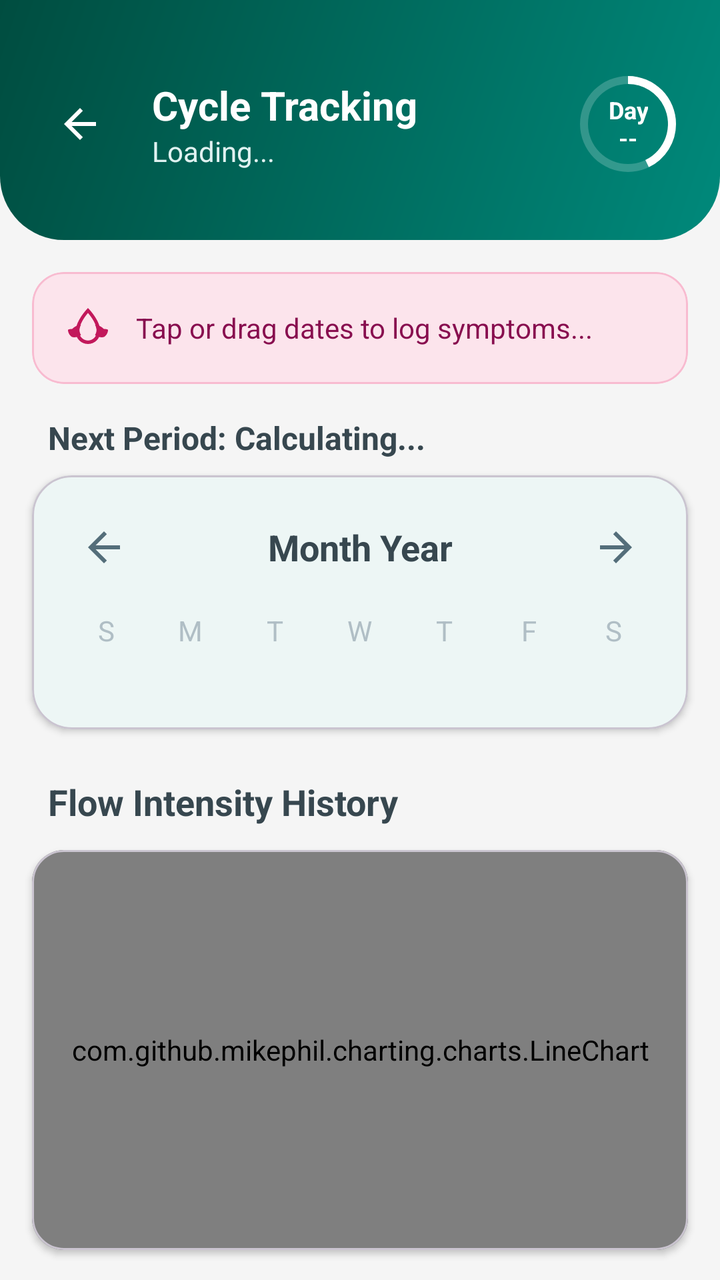
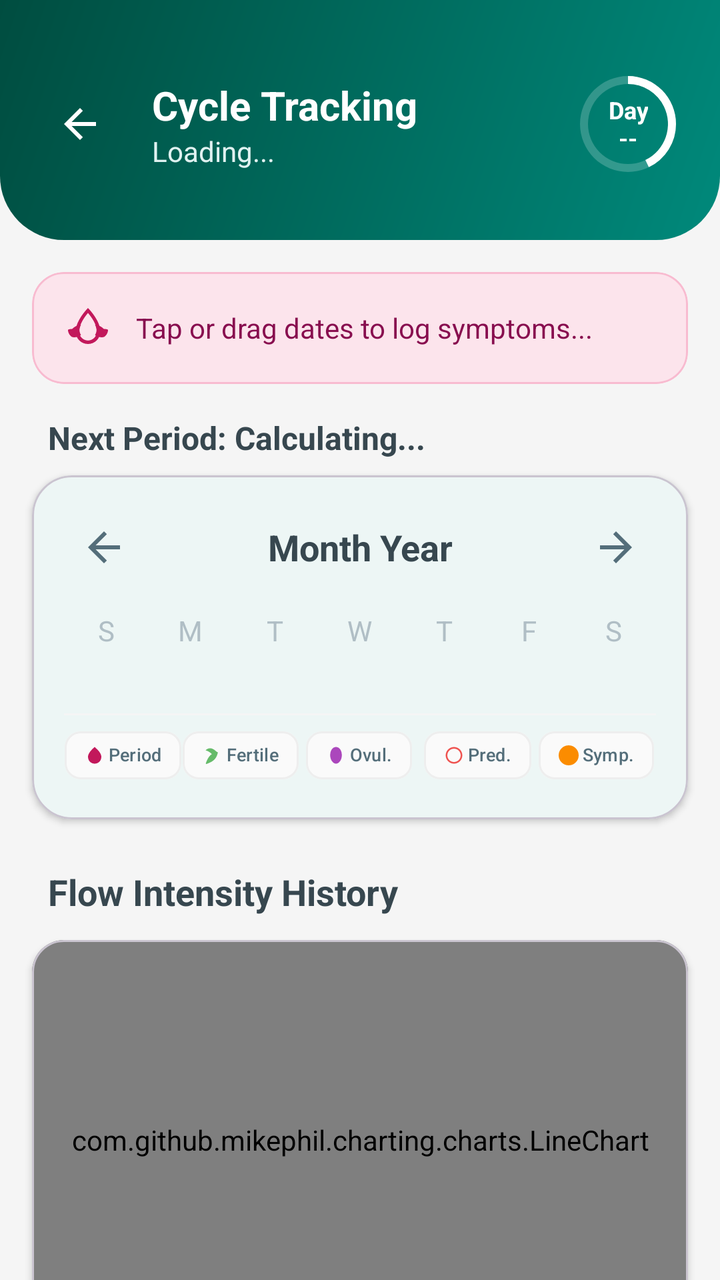

The first picture is an Android layout as it rendered before a commit; the second is the same layout after the commit. The layout source and the unified diff follow.
<!-- AndroidManifest.xml: application theme Theme.VitalFlow -->
<!-- res/layout/fragment_period.xml -->
<?xml version="1.0" encoding="utf-8"?>
<androidx.constraintlayout.widget.ConstraintLayout xmlns:android="http://schemas.android.com/apk/res/android"
    xmlns:app="http://schemas.android.com/apk/res-auto"
    android:layout_width="match_parent"
    android:layout_height="match_parent"
    android:background="#F5F5F5">

    <View
        android:id="@+id/headerBg"
        android:layout_width="match_parent"
        android:layout_height="120dp"
        android:background="@drawable/bg_header_gradient"
        app:layout_constraintTop_toTopOf="parent" />

    <LinearLayout
        android:id="@+id/headerContent"
        android:layout_width="match_parent"
        android:layout_height="wrap_content"
        android:layout_marginTop="32dp"
        android:gravity="center_vertical"
        android:orientation="horizontal"
        android:paddingHorizontal="16dp"
        app:layout_constraintTop_toTopOf="parent">

        <ImageView
            android:id="@+id/btnBack"
            android:layout_width="48dp"
            android:layout_height="48dp"
            android:background="?attr/selectableItemBackgroundBorderless"
            android:padding="12dp"
            android:src="@drawable/ic_arrow_back"
            app:tint="#FFFFFF" />

        <LinearLayout
            android:layout_width="0dp"
            android:layout_height="wrap_content"
            android:layout_weight="1"
            android:orientation="vertical"
            android:paddingStart="12dp">

            <TextView
                android:layout_width="wrap_content"
                android:layout_height="wrap_content"
                android:text="Cycle Tracking"
                android:textColor="#FFFFFF"
                android:textSize="20sp"
                android:textStyle="bold" />

            <TextView
                android:id="@+id/tvCycleStatus"
                android:layout_width="wrap_content"
                android:layout_height="wrap_content"
                android:text="Loading..."
                android:textColor="#E0F2F1"
                android:textSize="14sp" />
        </LinearLayout>

        <FrameLayout
            android:layout_width="60dp"
            android:layout_height="60dp">

            <ProgressBar
                android:id="@+id/progressCycle"
                style="?android:attr/progressBarStyleHorizontal"
                android:layout_width="match_parent"
                android:layout_height="match_parent"
                android:indeterminate="false"
                android:max="28"
                android:progress="12"
                android:progressDrawable="@drawable/circular_progress" />

            <TextView
                android:id="@+id/tvDayCount"
                android:layout_width="wrap_content"
                android:layout_height="wrap_content"
                android:layout_gravity="center"
                android:text="Day\n--"
                android:gravity="center"
                android:textColor="#FFFFFF"
                android:textSize="12sp"
                android:textStyle="bold" />
        </FrameLayout>

    </LinearLayout>

    <androidx.core.widget.NestedScrollView
        android:layout_width="match_parent"
        android:layout_height="0dp"
        android:layout_marginTop="16dp"
        android:fillViewport="true"
        app:layout_constraintBottom_toBottomOf="parent"
        app:layout_constraintTop_toBottomOf="@id/headerBg">

        <LinearLayout
            android:layout_width="match_parent"
            android:layout_height="wrap_content"
            android:orientation="vertical"
            android:paddingBottom="80dp">

            <com.google.android.material.card.MaterialCardView
                android:id="@+id/cardAiInsight"
                android:layout_width="match_parent"
                android:layout_height="wrap_content"
                android:layout_marginHorizontal="16dp"
                android:layout_marginBottom="16dp"
                app:cardBackgroundColor="#FCE4EC"
                app:cardCornerRadius="16dp"
                app:cardElevation="0dp"
                app:strokeColor="#F8BBD0"
                app:strokeWidth="1dp">

                <LinearLayout
                    android:layout_width="match_parent"
                    android:layout_height="wrap_content"
                    android:gravity="center_vertical"
                    android:orientation="horizontal"
                    android:padding="16dp">

                    <ImageView
                        android:layout_width="24dp"
                        android:layout_height="24dp"
                        android:src="@drawable/ic_period"
                        app:tint="#C2185B" />

                    <TextView
                        android:id="@+id/tvAiText"
                        android:layout_width="wrap_content"
                        android:layout_height="wrap_content"
                        android:layout_marginStart="12dp"
                        android:lineSpacingExtra="2dp"
                        android:text="Tap or drag dates to log symptoms..."
                        android:textColor="#880E4F"
                        android:textSize="14sp" />
                </LinearLayout>
            </com.google.android.material.card.MaterialCardView>

            <TextView
                android:id="@+id/tvPrediction"
                android:layout_width="match_parent"
                android:layout_height="wrap_content"
                android:layout_marginHorizontal="24dp"
                android:layout_marginBottom="8dp"
                android:text="Next Period: Calculating..."
                android:textColor="#37474F"
                android:textSize="16sp"
                android:textStyle="bold" />

            <com.google.android.material.card.MaterialCardView
                android:layout_width="match_parent"
                android:layout_height="wrap_content"
                android:layout_marginHorizontal="16dp"
                app:cardBackgroundColor="#FFFFFF"
                app:cardCornerRadius="20dp"
                app:cardElevation="2dp">

                <LinearLayout
                    android:layout_width="match_parent"
                    android:layout_height="wrap_content"
                    android:orientation="vertical"
                    android:padding="16dp">

                    <LinearLayout
                        android:layout_width="match_parent"
                        android:layout_height="wrap_content"
                        android:layout_marginBottom="12dp"
                        android:gravity="center_vertical"
                        android:orientation="horizontal">

                        <ImageButton
                            android:id="@+id/btnPrevMonth"
                            android:layout_width="40dp"
                            android:layout_height="40dp"
                            android:background="?attr/selectableItemBackgroundBorderless"
                            android:src="@drawable/ic_arrow_back"
                            app:tint="#546E7A" />

                        <TextView
                            android:id="@+id/tvMonthName"
                            android:layout_width="0dp"
                            android:layout_height="wrap_content"
                            android:layout_weight="1"
                            android:gravity="center"
                            android:text="Month Year"
                            android:textColor="#37474F"
                            android:textSize="18sp"
                            android:textStyle="bold" />

                        <ImageButton
                            android:id="@+id/btnNextMonth"
                            android:layout_width="40dp"
                            android:layout_height="40dp"
                            android:background="?attr/selectableItemBackgroundBorderless"
                            android:src="@drawable/ic_arrow_forward"
                            app:tint="#546E7A" />
                    </LinearLayout>

                    <LinearLayout
                        android:layout_width="match_parent"
                        android:layout_height="wrap_content"
                        android:layout_marginBottom="8dp"
                        android:orientation="horizontal"
                        android:weightSum="7">

                        <TextView
                            android:layout_width="0dp"
                            android:layout_weight="1"
                            android:layout_height="wrap_content"
                            android:gravity="center"
                            android:text="S"
                            android:textColor="#B0BEC5" />

                        <TextView
                            android:layout_width="0dp"
                            android:layout_weight="1"
                            android:layout_height="wrap_content"
                            android:gravity="center"
                            android:text="M"
                            android:textColor="#B0BEC5" />

                        <TextView
                            android:layout_width="0dp"
                            android:layout_weight="1"
                            android:layout_height="wrap_content"
                            android:gravity="center"
                            android:text="T"
                            android:textColor="#B0BEC5" />

                        <TextView
                            android:layout_width="0dp"
                            android:layout_weight="1"
                            android:layout_height="wrap_content"
                            android:gravity="center"
                            android:text="W"
                            android:textColor="#B0BEC5" />

                        <TextView
                            android:layout_width="0dp"
                            android:layout_weight="1"
                            android:layout_height="wrap_content"
                            android:gravity="center"
                            android:text="T"
                            android:textColor="#B0BEC5" />

                        <TextView
                            android:layout_width="0dp"
                            android:layout_weight="1"
                            android:layout_height="wrap_content"
                            android:gravity="center"
                            android:text="F"
                            android:textColor="#B0BEC5" />

                        <TextView
                            android:layout_width="0dp"
                            android:layout_weight="1"
                            android:layout_height="wrap_content"
                            android:gravity="center"
                            android:text="S"
                            android:textColor="#B0BEC5" />
                    </LinearLayout>

                    <androidx.recyclerview.widget.RecyclerView
                        android:id="@+id/recyclerCalendar"
                        android:layout_width="match_parent"
                        android:layout_height="wrap_content"
                        android:layout_marginTop="8dp"
                        android:overScrollMode="never"
                        android:clipToPadding="false"
                        android:paddingBottom="8dp" />
                </LinearLayout>
            </com.google.android.material.card.MaterialCardView>

            <TextView
                android:layout_width="wrap_content"
                android:layout_height="wrap_content"
                android:layout_marginStart="24dp"
                android:layout_marginTop="24dp"
                android:text="Flow Intensity History"
                android:textColor="#37474F"
                android:textSize="18sp"
                android:textStyle="bold" />

            <com.google.android.material.card.MaterialCardView
                android:layout_width="match_parent"
                android:layout_height="wrap_content"
                android:layout_marginHorizontal="16dp"
                android:layout_marginTop="12dp"
                app:cardBackgroundColor="#FFFFFF"
                app:cardCornerRadius="16dp"
                app:cardElevation="2dp">

                <com.github.mikephil.charting.charts.LineChart
                    android:id="@+id/chartCycle"
                    android:layout_width="match_parent"
                    android:layout_height="200dp"
                    android:padding="16dp" />
            </com.google.android.material.card.MaterialCardView>

            <TextView
                android:id="@+id/tvHistoryTitleCycle"
                android:layout_width="wrap_content"
                android:layout_height="wrap_content"
                android:layout_marginStart="24dp"
                android:layout_marginTop="24dp"
                android:text="Previous Cycles"
                android:textColor="#37474F"
                android:textSize="18sp"
                android:textStyle="bold" />

            <androidx.recyclerview.widget.RecyclerView
                android:id="@+id/recyclerHistory"
                android:layout_width="match_parent"
                android:layout_height="wrap_content"
                android:layout_marginHorizontal="12dp"
                android:layout_marginTop="8dp"
                android:nestedScrollingEnabled="false" />

            <TextView
                android:layout_width="wrap_content"
                android:layout_height="wrap_content"
                android:layout_marginStart="24dp"
                android:layout_marginTop="24dp"
                android:text="Symptom Trends"
                android:textColor="#37474F"
                android:textSize="18sp"
                android:textStyle="bold" />

            <com.google.android.material.card.MaterialCardView
                android:layout_width="match_parent"
                android:layout_height="wrap_content"
                android:layout_marginHorizontal="16dp"
                android:layout_marginTop="12dp"
                android:layout_marginBottom="32dp"
                app:cardBackgroundColor="#FFFFFF"
                app:cardCornerRadius="16dp"
                app:cardElevation="2dp">

                <LinearLayout
                    android:layout_width="match_parent"
                    android:layout_height="wrap_content"
                    android:orientation="vertical"
                    android:padding="16dp">

                    <TextView
                        android:layout_width="wrap_content"
                        android:layout_height="wrap_content"
                        android:text="Most Frequent Symptoms"
                        android:textColor="#90A4AE"
                        android:textSize="12sp"
                        android:layout_marginBottom="12dp" />

                    <com.google.android.material.chip.ChipGroup
                        android:id="@+id/chipGroupSymptoms"
                        android:layout_width="match_parent"
                        android:layout_height="wrap_content"
                        app:chipSpacing="8dp" />
                </LinearLayout>
            </com.google.android.material.card.MaterialCardView>
        </LinearLayout>
    </androidx.core.widget.NestedScrollView>
</androidx.constraintlayout.widget.ConstraintLayout>
<!-- resources referenced by this layout -->
<resources>
  <!-- drawable bg_header_gradient (drawable) -->
  <?xml version="1.0" encoding="utf-8"?>
  <shape xmlns:android="http://schemas.android.com/apk/res/android">
      <gradient
          android:angle="135"
          android:endColor="#004D40"
          android:startColor="#00897B" />
      <corners
          android:bottomLeftRadius="32dp"
          android:bottomRightRadius="32dp" />
  </shape>
  <!-- drawable ic_arrow_forward (drawable) -->
  <vector xmlns:android="http://schemas.android.com/apk/res/android"
      android:width="24dp"
      android:height="24dp"
      android:viewportWidth="24"
      android:viewportHeight="24"
      android:tint="?attr/colorControlNormal">
      <path android:fillColor="#000000" android:pathData="M12,4l-1.41,1.41L16.17,11H4v2h12.17l-5.58,5.59L12,20l8,-8z"/>
  </vector>
  <style name="Theme.VitalFlow" parent="Base.Theme.VitalFlow" />
  <color name="primary">#00897B</color>
  <color name="primary_dark">#00584D</color>
  <color name="white">#FFFFFFFF</color>
  <color name="secondary">#FF8A65</color>
  <color name="secondary_dark">#C75B39</color>
  <color name="black">#FF000000</color>
  <color name="background_light">#F5F7FA</color>
  <color name="surface_light">#FFFFFF</color>
  <color name="text_primary_light">#1F2937</color>
  <color name="text_secondary_light">#6B7280</color>
  <!-- unchanged entries left out for length: 4 -->
</resources>

<!-- the commit's change to res/layout/fragment_period.xml (unified diff, before → after) -->
@@ -1,6 +1,7 @@
 <?xml version="1.0" encoding="utf-8"?>
 <androidx.constraintlayout.widget.ConstraintLayout xmlns:android="http://schemas.android.com/apk/res/android"
     xmlns:app="http://schemas.android.com/apk/res-auto"
+    xmlns:tools="http://schemas.android.com/tools"
     android:layout_width="match_parent"
     android:layout_height="match_parent"
     android:background="#F5F5F5">
@@ -27,6 +28,7 @@
             android:layout_width="48dp"
             android:layout_height="48dp"
             android:background="?attr/selectableItemBackgroundBorderless"
+            android:contentDescription="back button"
             android:padding="12dp"
             android:src="@drawable/ic_arrow_back"
             app:tint="#FFFFFF" />
@@ -36,6 +38,7 @@
             android:layout_height="wrap_content"
             android:layout_weight="1"
             android:orientation="vertical"
+            android:paddingEnd="12dp"
             android:paddingStart="12dp">
 
             <TextView
@@ -109,29 +112,19 @@
                 app:strokeColor="#F8BBD0"
                 app:strokeWidth="1dp">
 
-                <LinearLayout
+                <TextView
+                    android:id="@+id/tvAiText"
                     android:layout_width="match_parent"
                     android:layout_height="wrap_content"
                     android:gravity="center_vertical"
-                    android:orientation="horizontal"
-                    android:padding="16dp">
-
-                    <ImageView
-                        android:layout_width="24dp"
-                        android:layout_height="24dp"
-                        android:src="@drawable/ic_period"
-                        app:tint="#C2185B" />
-
-                    <TextView
-                        android:id="@+id/tvAiText"
-                        android:layout_width="wrap_content"
-                        android:layout_height="wrap_content"
-                        android:layout_marginStart="12dp"
-                        android:lineSpacingExtra="2dp"
-                        android:text="Tap or drag dates to log symptoms..."
-                        android:textColor="#880E4F"
-                        android:textSize="14sp" />
-                </LinearLayout>
+                    android:padding="16dp"
+                    android:text="Tap or drag dates to log symptoms..."
+                    android:textColor="#880E4F"
+                    android:textSize="14sp"
+                    android:lineSpacingExtra="2dp"
+                    app:drawableStartCompat="@drawable/ic_period"
+                    app:drawableTint="#C2185B"
+                    android:drawablePadding="12dp" />
             </com.google.android.material.card.MaterialCardView>
 
             <TextView
@@ -171,8 +164,10 @@
                             android:layout_width="40dp"
                             android:layout_height="40dp"
                             android:background="?attr/selectableItemBackgroundBorderless"
+                            android:contentDescription="previous month"
                             android:src="@drawable/ic_arrow_back"
-                            app:tint="#546E7A" />
+                            app:tint="#546E7A"
+                            tools:ignore="TouchTargetSizeCheck" />
 
                         <TextView
                             android:id="@+id/tvMonthName"
@@ -190,8 +185,10 @@
                             android:layout_width="40dp"
                             android:layout_height="40dp"
                             android:background="?attr/selectableItemBackgroundBorderless"
+                            android:contentDescription="next month"
                             android:src="@drawable/ic_arrow_forward"
-                            app:tint="#546E7A" />
+                            app:tint="#546E7A"
+                            tools:ignore="TouchTargetSizeCheck" />
                     </LinearLayout>
 
                     <LinearLayout
@@ -263,9 +260,165 @@
                         android:layout_width="match_parent"
                         android:layout_height="wrap_content"
                         android:layout_marginTop="8dp"
+                        android:clipToPadding="false"
                         android:overScrollMode="never"
-                        android:clipToPadding="false"
                         android:paddingBottom="8dp" />
+
+                    <View
+                        android:layout_width="match_parent"
+                        android:layout_height="1dp"
+                        android:layout_marginVertical="8dp"
+                        android:background="#F5F5F5" />
+
+                    <LinearLayout
+                        android:layout_width="match_parent"
+                        android:layout_height="wrap_content"
+                        android:orientation="horizontal"
+                        android:paddingBottom="4dp"
+                        android:baselineAligned="false"
+                        android:weightSum="5">
+
+                        <FrameLayout
+                            android:layout_width="0dp"
+                            android:layout_height="wrap_content"
+                            android:layout_weight="1">
+
+                            <com.google.android.material.chip.Chip
+                                android:layout_width="wrap_content"
+                                android:layout_height="wrap_content"
+                                android:layout_gravity="center"
+                                android:clickable="false"
+                                android:focusable="false"
+                                android:text="Period"
+                                android:textColor="#546E7A"
+                                android:textSize="9sp"
+                                app:chipBackgroundColor="#FAFAFA"
+                                app:chipIcon="@drawable/ic_drop"
+                                app:chipIconSize="10dp"
+                                app:chipIconTint="#C2185B"
+                                app:chipMinHeight="24dp"
+                                app:chipStrokeColor="#EEEEEE"
+                                app:chipStrokeWidth="1dp"
+                                app:ensureMinTouchTargetSize="false"
+                                app:iconEndPadding="0dp"
+                                app:iconStartPadding="2dp"
+                                app:textEndPadding="2dp"
+                                app:textStartPadding="2dp" />
+                        </FrameLayout>
+
+                        <FrameLayout
+                            android:layout_width="0dp"
+                            android:layout_height="wrap_content"
+                            android:layout_weight="1">
+
+                            <com.google.android.material.chip.Chip
+                                android:layout_width="wrap_content"
+                                android:layout_height="wrap_content"
+                                android:layout_gravity="center"
+                                android:clickable="false"
+                                android:focusable="false"
+                                android:text="Fertile"
+                                android:textColor="#546E7A"
+                                android:textSize="9sp"
+                                app:chipBackgroundColor="#FAFAFA"
+                                app:chipIcon="@drawable/ic_leaf"
+                                app:chipIconSize="10dp"
+                                app:chipIconTint="#66BB6A"
+                                app:chipMinHeight="24dp"
+                                app:chipStrokeColor="#EEEEEE"
+                                app:chipStrokeWidth="1dp"
+                                app:ensureMinTouchTargetSize="false"
+                                app:iconEndPadding="0dp"
+                                app:iconStartPadding="2dp"
+                                app:textEndPadding="2dp"
+                                app:textStartPadding="2dp" />
+                        </FrameLayout>
+
+                        <FrameLayout
+                            android:layout_width="0dp"
+                            android:layout_height="wrap_content"
+                            android:layout_weight="1">
+
+                            <com.google.android.material.chip.Chip
+                                android:layout_width="wrap_content"
+                                android:layout_height="wrap_content"
+                                android:layout_gravity="center"
+                                android:clickable="false"
+                                android:focusable="false"
+                                android:text="Ovul."
+                                android:textColor="#546E7A"
+                                android:textSize="9sp"
+                                app:chipBackgroundColor="#FAFAFA"
+                                app:chipIcon="@drawable/ic_egg"
+                                app:chipIconSize="10dp"
+                                app:chipIconTint="#AB47BC"
+                                app:chipMinHeight="24dp"
+                                app:chipStrokeColor="#EEEEEE"
+                                app:chipStrokeWidth="1dp"
+                                app:ensureMinTouchTargetSize="false"
+                                app:iconEndPadding="0dp"
+                                app:iconStartPadding="2dp"
+                                app:textEndPadding="2dp"
+                                app:textStartPadding="2dp" />
+                        </FrameLayout>
+
+                        <FrameLayout
+                            android:layout_width="0dp"
+                            android:layout_height="wrap_content"
+                            android:layout_weight="1">
+
+                            <com.google.android.material.chip.Chip
+                                android:layout_width="wrap_content"
+                                android:layout_height="wrap_content"
+                                android:layout_gravity="center"
+                                android:clickable="false"
+                                android:focusable="false"
+                                android:text="Pred."
+                                android:textColor="#546E7A"
+                                android:textSize="9sp"
+                                app:chipBackgroundColor="#FAFAFA"
+                                app:chipIcon="@drawable/ic_ring"
+                                app:chipIconSize="10dp"
+                                app:chipIconTint="#EF5350"
+                                app:chipMinHeight="24dp"
+                                app:chipStrokeColor="#EEEEEE"
+                                app:chipStrokeWidth="1dp"
+                                app:ensureMinTouchTargetSize="false"
+                                app:iconEndPadding="0dp"
+                                app:iconStartPadding="2dp"
+                                app:textEndPadding="2dp"
+                                app:textStartPadding="2dp" />
+                        </FrameLayout>
+
+                        <FrameLayout
+                            android:layout_width="0dp"
+                            android:layout_height="wrap_content"
+                            android:layout_weight="1">
+
+                            <com.google.android.material.chip.Chip
+                                android:layout_width="wrap_content"
+                                android:layout_height="wrap_content"
+                                android:layout_gravity="center"
+                                android:clickable="false"
+                                android:focusable="false"
+                                android:text="Symp."
+                                android:textColor="#546E7A"
+                                android:textSize="9sp"
+                                app:chipBackgroundColor="#FAFAFA"
+                                app:chipIcon="@drawable/shape_circle_solid"
+                                app:chipIconSize="10dp"
+                                app:chipIconTint="#FB8C00"
+                                app:chipMinHeight="24dp"
+                                app:chipStrokeColor="#EEEEEE"
+                                app:chipStrokeWidth="1dp"
+                                app:ensureMinTouchTargetSize="false"
+                                app:iconEndPadding="0dp"
+                                app:iconStartPadding="2dp"
+                                app:textEndPadding="2dp"
+                                app:textStartPadding="2dp" />
+                        </FrameLayout>
+
+                    </LinearLayout>
                 </LinearLayout>
             </com.google.android.material.card.MaterialCardView>
 
@@ -357,4 +510,19 @@
             </com.google.android.material.card.MaterialCardView>
         </LinearLayout>
     </androidx.core.widget.NestedScrollView>
+
+    <com.google.android.material.floatingactionbutton.ExtendedFloatingActionButton
+        android:id="@+id/btnJumpToday"
+        android:layout_width="wrap_content"
+        android:layout_height="wrap_content"
+        android:layout_margin="16dp"
+        android:text="Today"
+        android:textColor="#00695C"
+        android:textStyle="bold"
+        app:backgroundTint="#E0F2F1"
+        app:icon="@drawable/ic_calendar_today"
+        app:iconTint="#00695C"
+        app:layout_constraintBottom_toBottomOf="parent"
+        app:layout_constraintEnd_toEndOf="parent"
+        android:visibility="gone" />
 </androidx.constraintlayout.widget.ConstraintLayout>
<!-- resource entries referenced after the edit -->
@@ -20,6 +20,67 @@
       android:tint="?attr/colorControlNormal">
       <path android:fillColor="#000000" android:pathData="M12,4l-1.41,1.41L16.17,11H4v2h12.17l-5.58,5.59L12,20l8,-8z"/>
   </vector>
+  <!-- drawable ic_calendar_today (drawable) -->
+  <vector xmlns:android="http://schemas.android.com/apk/res/android"
+      android:width="24dp"
+      android:height="24dp"
+      android:viewportWidth="24"
+      android:viewportHeight="24"
+      android:tint="?attr/colorControlNormal">
+      <path
+          android:fillColor="@android:color/white"
+          android:pathData="M20,3h-1V1h-2v2H7V1H5v2H4c-1.1,0 -2,0.9 -2,2v16c0,1.1 0.9,2 2,2h16c1.1,0 2,-0.9 2,-2V5C22,3.9 21.1,3 20,3zM20,21H4V8h16V21z"/>
+  </vector>
+  <!-- drawable ic_drop (drawable) -->
+  <vector xmlns:android="http://schemas.android.com/apk/res/android"
+      android:width="24dp"
+      android:height="24dp"
+      android:viewportWidth="24"
+      android:viewportHeight="24"
+      android:tint="#C2185B">
+      <path
+          android:fillColor="@android:color/white"
+          android:pathData="M12,2c-5.33,4.55 -8,8.48 -8,11.8c0,4.98 3.8,8.2 8,8.2s8,-3.22 8,-8.2C20,10.48 17.33,6.55 12,2z"/>
+  </vector>
+  <!-- drawable ic_egg (drawable) -->
+  <vector xmlns:android="http://schemas.android.com/apk/res/android"
+      android:width="24dp"
+      android:height="24dp"
+      android:viewportWidth="24"
+      android:viewportHeight="24"
+      android:tint="#AB47BC">
+      <path
+          android:fillColor="@android:color/white"
+          android:pathData="M12,2C8,2 5,6 5,12c0,5.5 3.5,10 7,10s7,-4.5 7,-10C19,6 16,2 12,2z"/>
+  </vector>
+  <!-- drawable ic_leaf (drawable) -->
+  <vector xmlns:android="http://schemas.android.com/apk/res/android"
+      android:width="24dp"
+      android:height="24dp"
+      android:viewportWidth="24"
+      android:viewportHeight="24"
+      android:tint="#66BB6A"> <path
+      android:fillColor="@android:color/white"
+      android:pathData="M17,8C8,10 5.9,16.17 3.82,21.34 3.57,21.95 4.19,22.56 4.8,22.31 9.97,20.24 16.14,18.14 18.14,9.14 18.35,8.19 17.84,7.81 17,8zM17,8V8c0,0 -4,-4.5 -8,-4.5 -3.5,0 -5.5,2.5 -5.5,2.5s4,1 7,4c2,2 5.5,2.5 5.5,2.5z"/>
+  </vector>
+  <!-- drawable ic_ring (drawable) -->
+  <vector xmlns:android="http://schemas.android.com/apk/res/android"
+      android:width="24dp"
+      android:height="24dp"
+      android:viewportWidth="24"
+      android:viewportHeight="24"
+      android:tint="#EF9A9A">
+      <path
+          android:fillColor="@android:color/white"
+          android:pathData="M12,2C6.48,2 2,6.48 2,12s4.48,10 10,10 10,-4.48 10,-10S17.52,2 12,2zM12,20c-4.41,0 -8,-3.59 -8,-8s3.59,-8 8,-8 8,3.59 8,8 -3.59,8 -8,8z"/>
+  </vector>
+  <!-- drawable shape_circle_solid (drawable) -->
+  <?xml version="1.0" encoding="utf-8"?>
+  <shape xmlns:android="http://schemas.android.com/apk/res/android"
+      android:shape="oval">
+      <solid android:color="#FFFFFF" />
+      <size android:width="12dp" android:height="12dp"/>
+  </shape>
   <style name="Theme.VitalFlow" parent="Base.Theme.VitalFlow" />
   <color name="primary">#00897B</color>
   <color name="primary_dark">#00584D</color>
